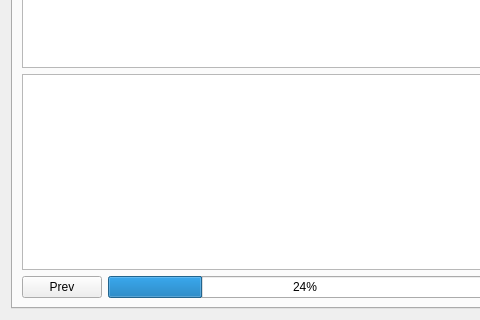
This is ui/EnglishPractice.ui in SuWeipeng/EnglishPractice as Qt 5 draws it before an edit; both pictures show x 0 to 480 and y 376 to 696 of the 1040 by 696 pixel window. The edited form follows.
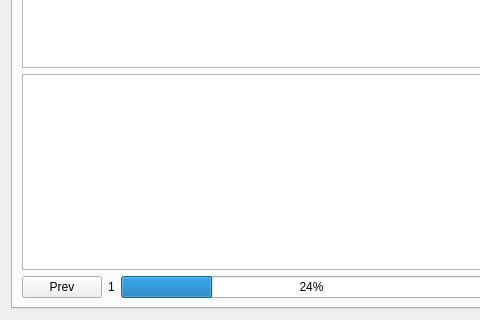
This is the edited form. The open tabs and pages were chosen to show the change.

```diff
--- a/ui/EnglishPractice.ui
+++ b/ui/EnglishPractice.ui
@@ -605,6 +605,13 @@
            </property>
           </widget>
          </item>
+         <item>
+          <widget class="QLabel" name="label_117">
+           <property name="text">
+            <string>1</string>
+           </property>
+          </widget>
+         </item>
          <item>
           <widget class="QProgressBar" name="progressBar_2">
            <property name="value">
```
